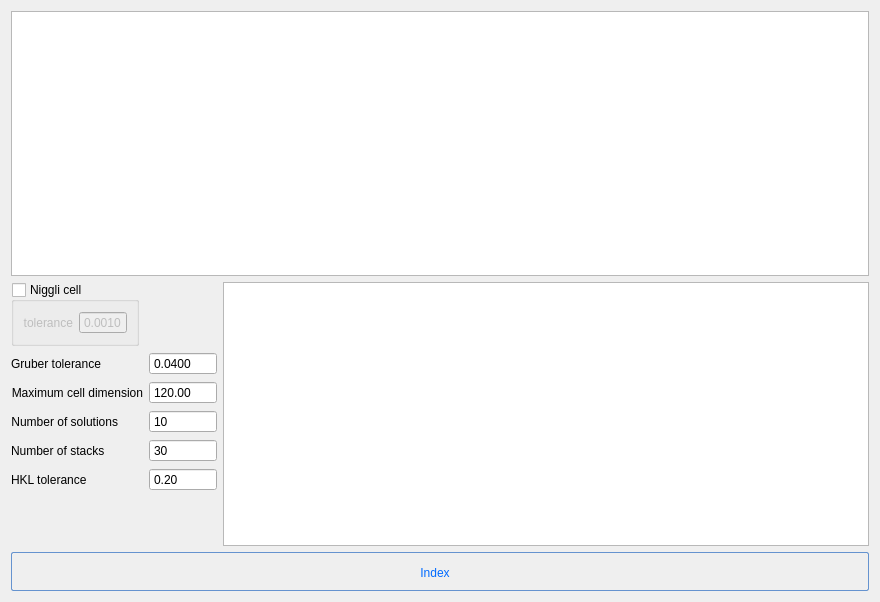
Above: apps/NSXQt/ui/DialogAutoIndexing.ui from k61n/openhkl before the change. Below: the same form after it.
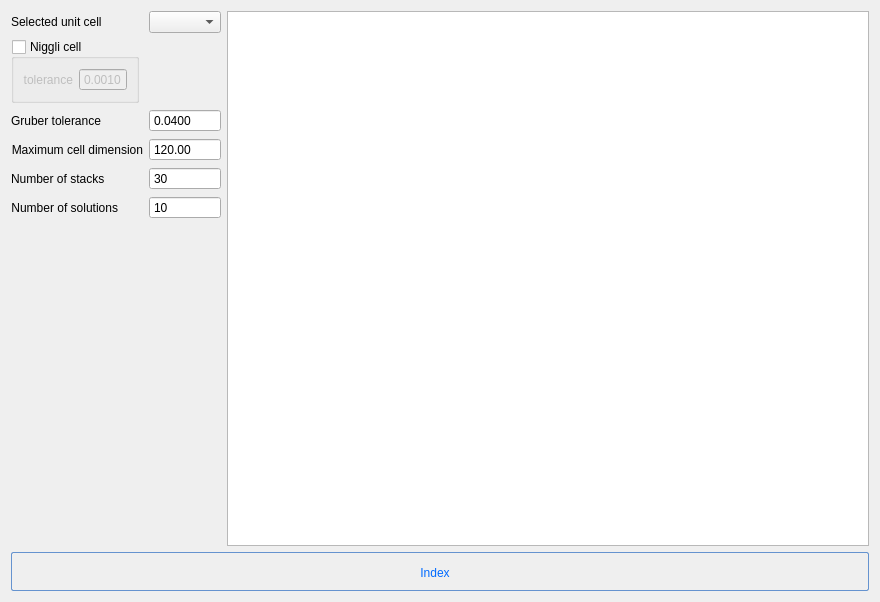
That is the form after the change. Custom widgets are drawn as their Qt base class.

Commit message: slight modifications in some dialog uis

```diff
--- a/apps/NSXQt/ui/DialogAutoIndexing.ui
+++ b/apps/NSXQt/ui/DialogAutoIndexing.ui
@@ -16,74 +16,15 @@
   <property name="windowTitle">
    <string>Auto-indexer dialog</string>
   </property>
-  <layout class="QVBoxLayout" name="verticalLayout">
+  <layout class="QGridLayout" name="gridLayout">
+   <item row="0" column="0">
+    <layout class="QHBoxLayout" name="horizontalLayout_2" stretch="0,1">
    <item>
-    <widget class="PeakTableView" name="collectedPeaks"/>
-   </item>
-   <item>
-    <layout class="QHBoxLayout" name="horizontalLayout_2">
-     <item>
-      <layout class="QFormLayout" name="formLayout_3">
+      <layout class="QFormLayout" name="formLayout">
        <property name="fieldGrowthPolicy">
         <enum>QFormLayout::AllNonFixedFieldsGrow</enum>
        </property>
-       <item row="0" column="0">
-        <widget class="QGroupBox" name="niggliReduction">
-         <property name="title">
-          <string>Niggli cell</string>
-         </property>
-         <property name="flat">
-          <bool>false</bool>
-         </property>
-         <property name="checkable">
-          <bool>true</bool>
-         </property>
-         <property name="checked">
-          <bool>false</bool>
-         </property>
-         <layout class="QFormLayout" name="formLayout_2">
-          <item row="0" column="0">
-           <layout class="QHBoxLayout" name="horizontalLayout">
-            <item>
-             <widget class="QLabel" name="label">
-              <property name="text">
-               <string>tolerance</string>
-              </property>
-              <property name="alignment">
-               <set>Qt::AlignRight|Qt::AlignTrailing|Qt::AlignVCenter</set>
-              </property>
-             </widget>
-            </item>
-            <item>
-             <widget class="QDoubleSpinBox" name="niggliTolerance">
-              <property name="buttonSymbols">
-               <enum>QAbstractSpinBox::NoButtons</enum>
-              </property>
-              <property name="prefix">
-               <string/>
-              </property>
-              <property name="decimals">
-               <number>4</number>
-              </property>
-              <property name="maximum">
-               <double>1.000000000000000</double>
-              </property>
-              <property name="singleStep">
-               <double>0.000100000000000</double>
-              </property>
-              <property name="value">
-               <double>0.001000000000000</double>
-              </property>
-             </widget>
-            </item>
-           </layout>
-          </item>
-         </layout>
-        </widget>
-       </item>
-       <item row="1" column="0">
-        <layout class="QFormLayout" name="formLayout">
-         <item row="0" column="0">
+       <item row="3" column="0">
           <widget class="QLabel" name="label_2">
            <property name="text">
             <string>Gruber tolerance</string>
@@ -93,7 +34,7 @@
            </property>
           </widget>
          </item>
-         <item row="0" column="1">
+       <item row="3" column="1">
           <widget class="QDoubleSpinBox" name="gruberTolerance">
            <property name="buttonSymbols">
             <enum>QAbstractSpinBox::NoButtons</enum>
@@ -112,7 +53,7 @@
            </property>
           </widget>
          </item>
-         <item row="1" column="0">
+       <item row="4" column="0">
           <widget class="QLabel" name="label_3">
            <property name="text">
             <string>Maximum cell dimension</string>
@@ -122,7 +63,7 @@
            </property>
           </widget>
          </item>
-         <item row="1" column="1">
+       <item row="4" column="1">
           <widget class="QDoubleSpinBox" name="maxCellDim">
            <property name="buttonSymbols">
             <enum>QAbstractSpinBox::NoButtons</enum>
@@ -135,7 +76,27 @@
            </property>
           </widget>
          </item>
-         <item row="2" column="1">
+       <item row="5" column="1">
+        <widget class="QSpinBox" name="nStacks">
+         <property name="buttonSymbols">
+          <enum>QAbstractSpinBox::NoButtons</enum>
+         </property>
+         <property name="maximum">
+          <number>1000</number>
+         </property>
+         <property name="value">
+          <number>30</number>
+         </property>
+        </widget>
+       </item>
+       <item row="5" column="0">
+        <widget class="QLabel" name="label_5">
+         <property name="text">
+          <string>Number of stacks</string>
+         </property>
+        </widget>
+       </item>
+       <item row="6" column="1">
           <widget class="QSpinBox" name="maxNumSolutions">
            <property name="buttonSymbols">
             <enum>QAbstractSpinBox::NoButtons</enum>
@@ -151,7 +112,7 @@
            </property>
           </widget>
          </item>
-         <item row="2" column="0">
+       <item row="6" column="0">
           <widget class="QLabel" name="label_4">
            <property name="text">
             <string>Number of solutions</string>
@@ -161,31 +122,44 @@
            </property>
           </widget>
          </item>
-         <item row="3" column="1">
-          <widget class="QSpinBox" name="nStacks">
-           <property name="buttonSymbols">
-            <enum>QAbstractSpinBox::NoButtons</enum>
-           </property>
-           <property name="maximum">
-            <number>1000</number>
-           </property>
-           <property name="value">
-            <number>30</number>
-           </property>
-          </widget>
-         </item>
-         <item row="3" column="0">
-          <widget class="QLabel" name="label_5">
+       <item row="2" column="0">
+        <widget class="QGroupBox" name="niggliReduction">
+         <property name="title">
+          <string>Niggli cell</string>
+         </property>
+         <property name="flat">
+          <bool>false</bool>
+         </property>
+         <property name="checkable">
+          <bool>true</bool>
+         </property>
+         <property name="checked">
+          <bool>false</bool>
+         </property>
+         <layout class="QVBoxLayout" name="verticalLayout">
+          <item>
+           <layout class="QHBoxLayout" name="horizontalLayout">
+            <item>
+             <widget class="QLabel" name="label">
            <property name="text">
-            <string>Number of stacks</string>
+               <string>tolerance</string>
+              </property>
+              <property name="alignment">
+               <set>Qt::AlignRight|Qt::AlignTrailing|Qt::AlignVCenter</set>
            </property>
           </widget>
          </item>
-         <item row="4" column="1">
-          <widget class="QDoubleSpinBox" name="hklTolerance">
+            <item>
+             <widget class="QDoubleSpinBox" name="niggliTolerance">
            <property name="buttonSymbols">
             <enum>QAbstractSpinBox::NoButtons</enum>
            </property>
+              <property name="prefix">
+               <string/>
+              </property>
+              <property name="decimals">
+               <number>4</number>
+              </property>
            <property name="maximum">
             <double>1.000000000000000</double>
            </property>
@@ -193,18 +167,31 @@
             <double>0.010000000000000</double>
            </property>
            <property name="value">
-            <double>0.200000000000000</double>
+               <double>0.001000000000000</double>
            </property>
           </widget>
          </item>
-         <item row="4" column="0">
-          <widget class="QLabel" name="hklToleranceLabel">
+           </layout>
+          </item>
+         </layout>
+        </widget>
+       </item>
+       <item row="1" column="0">
+        <widget class="QLabel" name="label_6">
            <property name="text">
-            <string>HKL tolerance</string>
+          <string>Selected unit cell</string>
            </property>
           </widget>
          </item>
-        </layout>
+       <item row="1" column="1">
+        <widget class="QComboBox" name="unitCells">
+         <property name="sizePolicy">
+          <sizepolicy hsizetype="Minimum" vsizetype="Fixed">
+           <horstretch>1</horstretch>
+           <verstretch>0</verstretch>
+          </sizepolicy>
+         </property>
+        </widget>
        </item>
       </layout>
      </item>
@@ -265,13 +252,6 @@
    </item>
   </layout>
  </widget>
- <customwidgets>
-  <customwidget>
-   <class>PeakTableView</class>
-   <extends>QTableView</extends>
-   <header>PeakTableView.h</header>
-  </customwidget>
- </customwidgets>
  <resources/>
  <connections/>
 </ui>
```
Left out of the diff: 4 changed lines with no effect on the pictures. Lines whose indentation alone changed are shown as unchanged. The commit also changes 1 other file.
